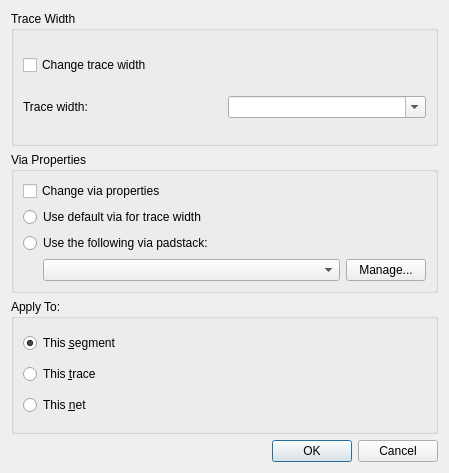
Old version of the form SegmentWidthDialog.ui in the repository igorizyumin/xpcb.
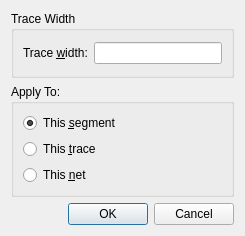
New version of the form. Custom widgets are drawn as their Qt base class.

Commit message: trace width

Diff of the .ui file:
```diff
--- a/SegmentWidthDialog.ui
+++ b/SegmentWidthDialog.ui
@@ -2,12 +2,15 @@
 <ui version="4.0">
  <class>SegmentWidthDialog</class>
  <widget class="QDialog" name="SegmentWidthDialog">
+  <property name="enabled">
+   <bool>true</bool>
+  </property>
   <property name="geometry">
    <rect>
     <x>0</x>
     <y>0</y>
-    <width>449</width>
-    <height>473</height>
+    <width>245</width>
+    <height>236</height>
    </rect>
   </property>
   <property name="windowTitle">
@@ -21,94 +24,20 @@
      </property>
      <layout class="QVBoxLayout" name="verticalLayout_3">
       <item>
-       <widget class="QCheckBox" name="checkBox">
-        <property name="text">
-         <string>Change trace width</string>
-        </property>
-       </widget>
-      </item>
-      <item>
-       <layout class="QHBoxLayout" name="horizontalLayout_2">
-        <item>
-         <widget class="QLabel" name="label">
-          <property name="text">
-           <string>Trace width:</string>
-          </property>
-         </widget>
-        </item>
-        <item>
-         <widget class="QComboBox" name="comboBox_2">
-          <property name="editable">
-           <bool>true</bool>
-          </property>
-         </widget>
-        </item>
-       </layout>
-      </item>
-     </layout>
-    </widget>
-   </item>
-   <item>
-    <widget class="QGroupBox" name="groupBox_2">
-     <property name="title">
-      <string>Via Properties</string>
-     </property>
-     <layout class="QVBoxLayout" name="verticalLayout_4">
-      <item>
-       <widget class="QCheckBox" name="checkBox_2">
-        <property name="text">
-         <string>Change via properties</string>
-        </property>
-       </widget>
-      </item>
-      <item>
-       <widget class="QRadioButton" name="radioButton">
-        <property name="text">
-         <string>Use default via for trace width</string>
-        </property>
-       </widget>
-      </item>
-      <item>
-       <widget class="QRadioButton" name="radioButton_2">
-        <property name="text">
-         <string>Use the following via padstack:</string>
-        </property>
-       </widget>
-      </item>
-      <item>
        <layout class="QHBoxLayout" name="horizontalLayout">
         <item>
-         <spacer name="horizontalSpacer">
-          <property name="orientation">
-           <enum>Qt::Horizontal</enum>
-          </property>
-          <property name="sizeType">
-           <enum>QSizePolicy::Fixed</enum>
-          </property>
-          <property name="sizeHint" stdset="0">
-           <size>
-            <width>20</width>
-            <height>20</height>
-           </size>
-          </property>
-         </spacer>
-        </item>
-        <item>
-         <widget class="QComboBox" name="comboBox"/>
-        </item>
-        <item>
-         <widget class="QPushButton" name="pushButton">
-          <property name="sizePolicy">
-           <sizepolicy hsizetype="Fixed" vsizetype="Fixed">
-            <horstretch>0</horstretch>
-            <verstretch>0</verstretch>
-           </sizepolicy>
-          </property>
+         <widget class="QLabel" name="label">
           <property name="text">
-           <string>Manage...</string>
+           <string>Trace &amp;width:</string>
+          </property>
+          <property name="buddy">
+           <cstring>widthBox</cstring>
           </property>
          </widget>
         </item>
+        <item>
+         <widget class="UnitLineEdit" name="widthBox"/>
+        </item>
        </layout>
       </item>
      </layout>
@@ -159,6 +88,13 @@
    </item>
   </layout>
  </widget>
+ <customwidgets>
+  <customwidget>
+   <class>UnitLineEdit</class>
+   <extends>QLineEdit</extends>
+   <header location="global">UnitLineEdit.h</header>
+  </customwidget>
+ </customwidgets>
  <resources/>
  <connections>
   <connection>
```
Left out of the diff: 10 changed lines with no effect on the pictures. The commit also changes 12 other files.
